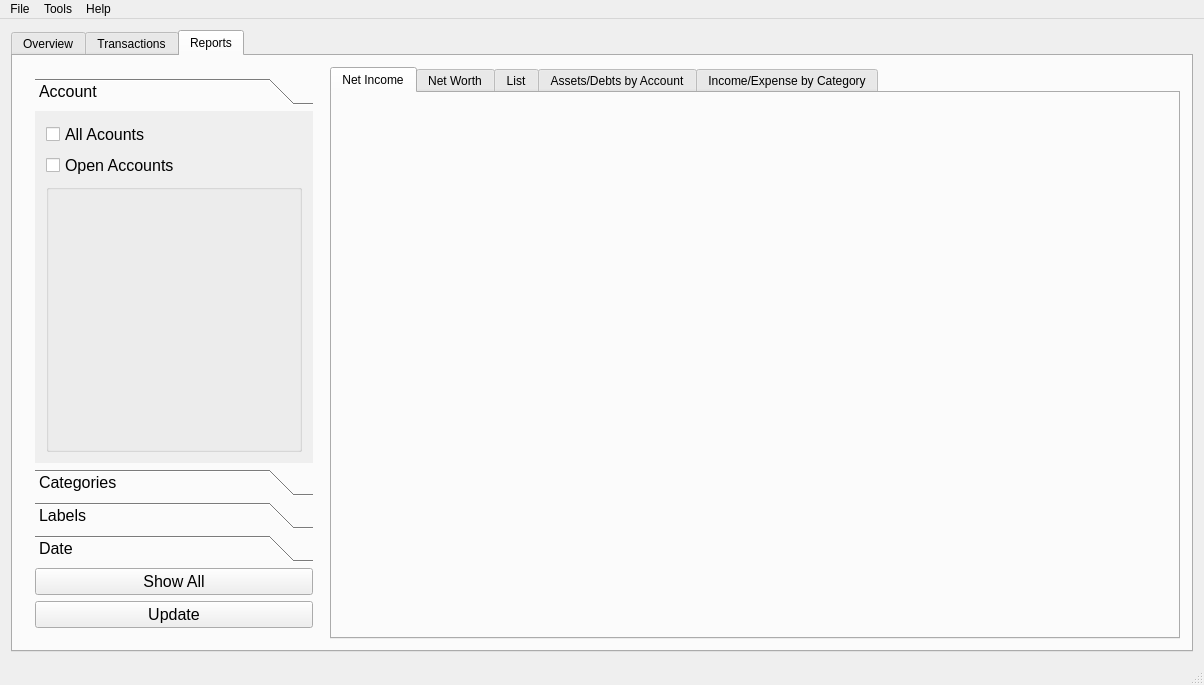
First picture: the form in transactionmanager.ui, repository tallest4eva/qt-TransactionManager, before the edit.
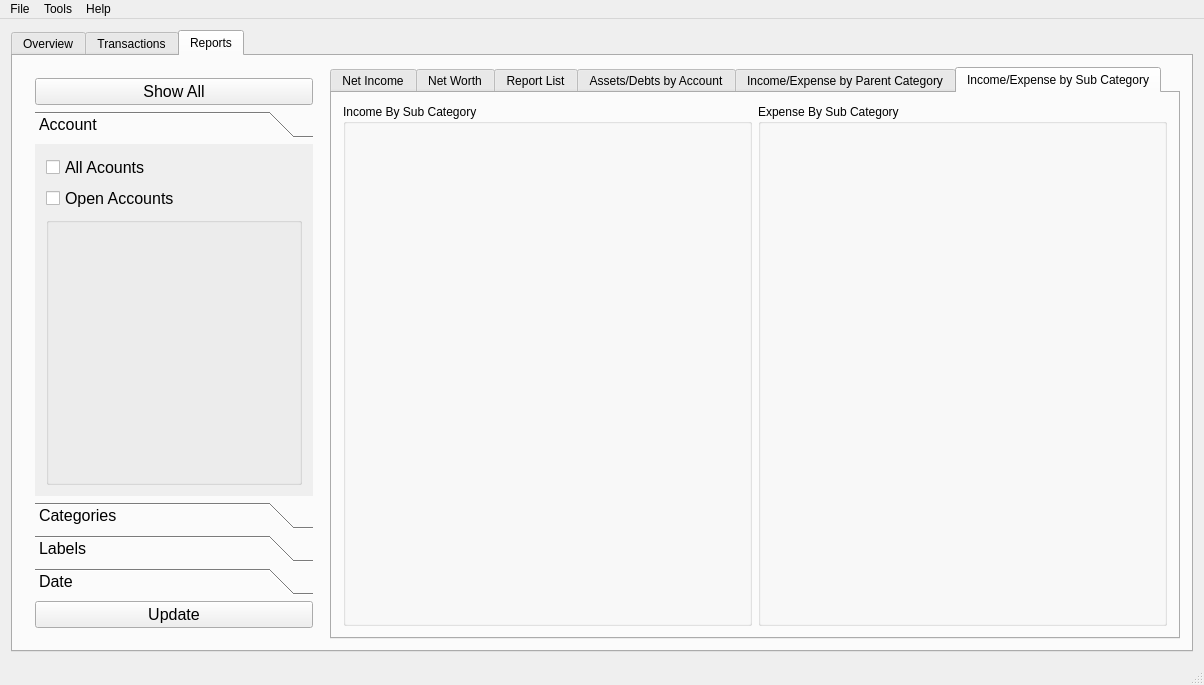
Second picture: the form after the edit. The open tabs and pages were chosen to show the change.

Commit message:
Updated Report Pie Charts
Updated Report Pie Charts
Implemented income/expense report pie charts.
Updated transaction type definitions
Added Show All buttons

Type: New Feature

What changed in the file:
```diff
--- a/transactionmanager.ui
+++ b/transactionmanager.ui
@@ -599,6 +599,18 @@
            </size>
           </property>
           <layout class="QVBoxLayout" name="verticalLayout_15">
+           <item>
+            <widget class="QPushButton" name="reportAllButton">
+             <property name="font">
+              <font>
+               <pointsize>12</pointsize>
+              </font>
+             </property>
+             <property name="text">
+              <string>Show All</string>
+             </property>
+            </widget>
+           </item>
            <item>
             <widget class="QToolBox" name="reportToolBox">
              <property name="font">
@@ -852,18 +864,6 @@
              </widget>
             </widget>
            </item>
-           <item>
-            <widget class="QPushButton" name="reportAllButton">
-             <property name="font">
-              <font>
-               <pointsize>12</pointsize>
-              </font>
-             </property>
-             <property name="text">
-              <string>Show All</string>
-             </property>
-            </widget>
-           </item>
            <item>
             <widget class="QPushButton" name="reportSelectButton">
              <property name="font">
@@ -907,7 +907,7 @@
           </widget>
           <widget class="QWidget" name="reportListTab">
            <attribute name="title">
-            <string>List</string>
+            <string>Report List</string>
            </attribute>
            <layout class="QHBoxLayout" name="horizontalLayout_7"/>
           </widget>
@@ -939,7 +939,7 @@
           </widget>
           <widget class="QWidget" name="reportCategoryTab">
            <attribute name="title">
-            <string>Income/Expense by Category</string>
+            <string>Income/Expense by Parent Category</string>
            </attribute>
            <attribute name="toolTip">
             <string>Income/Expense Pie Chart by Category</string>
@@ -963,6 +963,32 @@
             </item>
            </layout>
           </widget>
+          <widget class="QWidget" name="reportSubCategoryTab">
+           <attribute name="title">
+            <string>Income/Expense by Sub Category</string>
+           </attribute>
+           <attribute name="toolTip">
+            <string>Income/Expense Pie Chart by Sub Category</string>
+           </attribute>
+           <layout class="QHBoxLayout" name="horizontalLayout_13">
+            <item>
+             <widget class="QGroupBox" name="reportIncomeSubGroupBox">
+              <property name="title">
+               <string>Income By Sub Category</string>
+              </property>
+              <layout class="QHBoxLayout" name="horizontalLayout_14"/>
+             </widget>
+            </item>
+            <item>
+             <widget class="QGroupBox" name="reportExpenseSubGroupBox">
+              <property name="title">
+               <string>Expense By Sub Category</string>
+              </property>
+              <layout class="QHBoxLayout" name="horizontalLayout_15"/>
+             </widget>
+            </item>
+           </layout>
+          </widget>
          </widget>
         </item>
        </layout>
```
Left out of the diff: 36 changed lines with no effect on the pictures. The commit also changes 17 other files.
